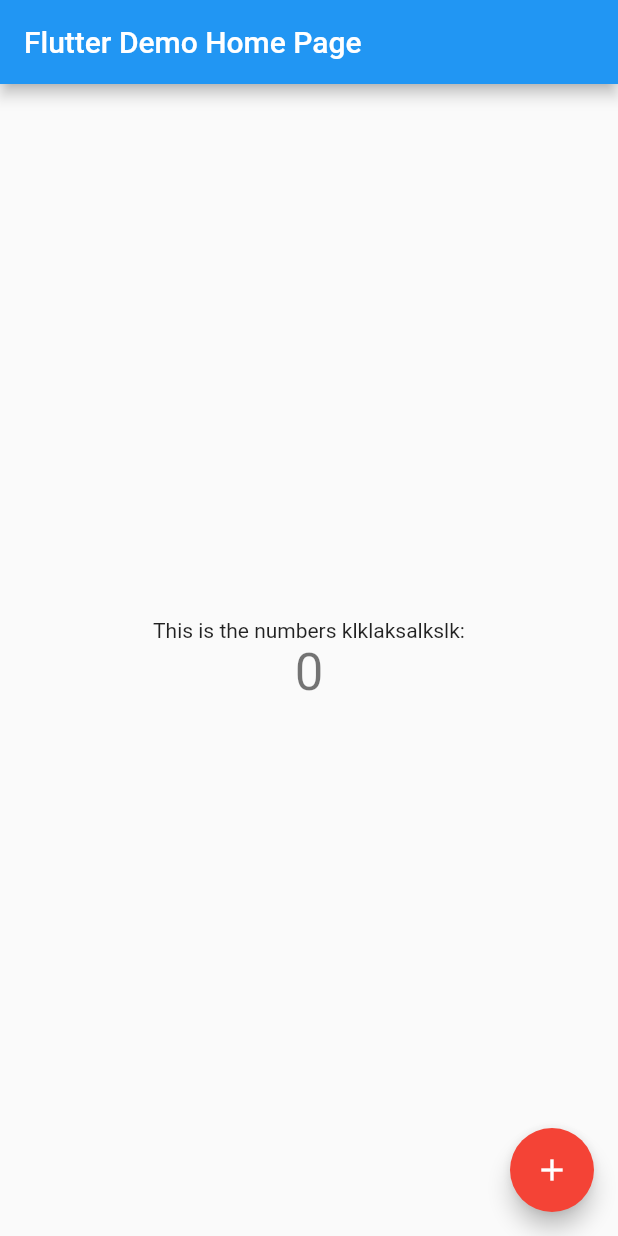
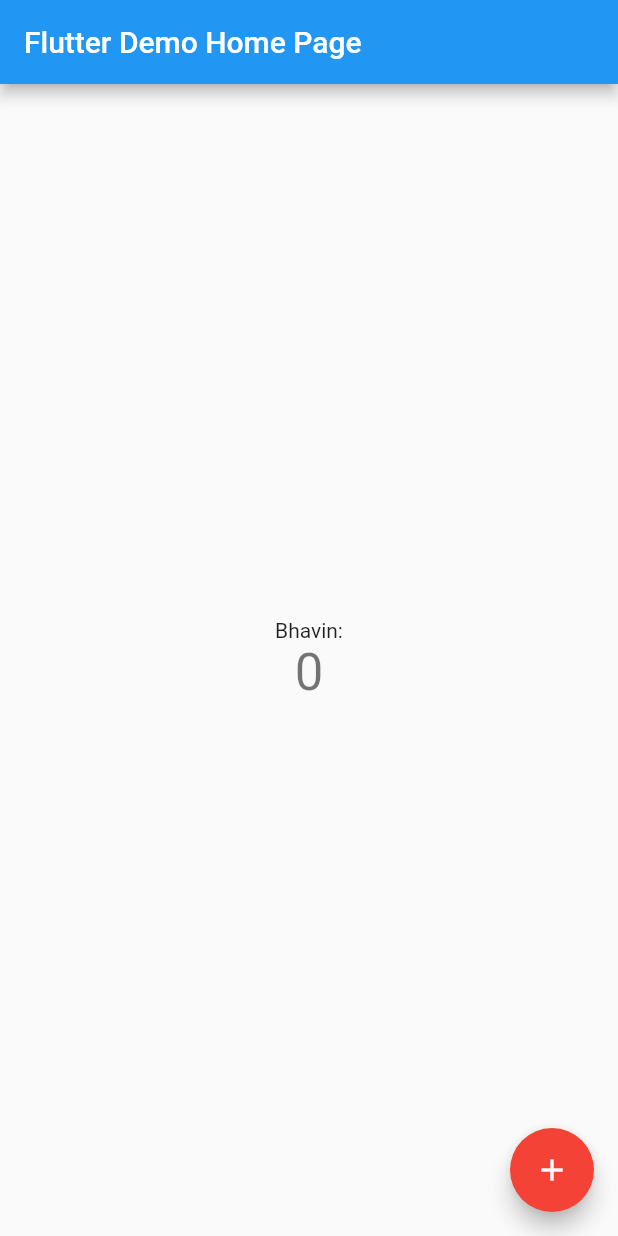
Before and after one commit to rajeshreemistry/flutterCounterApp, a Flutter app: the screen it shows after launch, on a phone screen of 412 x 824 dp. Run offline on Flutter 3.47's test engine with Material 2 defaults, Android fonts, the phone set to English and light mode, and no system bars.

Commit message:
Put 'Bhavin' Name

```diff
--- a/lib/main.dart
+++ b/lib/main.dart
@@ -97,7 +97,7 @@ class _MyHomePageState extends State<MyHomePage> {
           children: <Widget>[
             const Text(
                 // 'You have pushed the button this many times:',
-                'This is the numbers klklaksalkslk:'),
+                'Bhavin:'),
             Text(
               '$_counter',
               style: Theme.of(context).textTheme.headline4,
```
